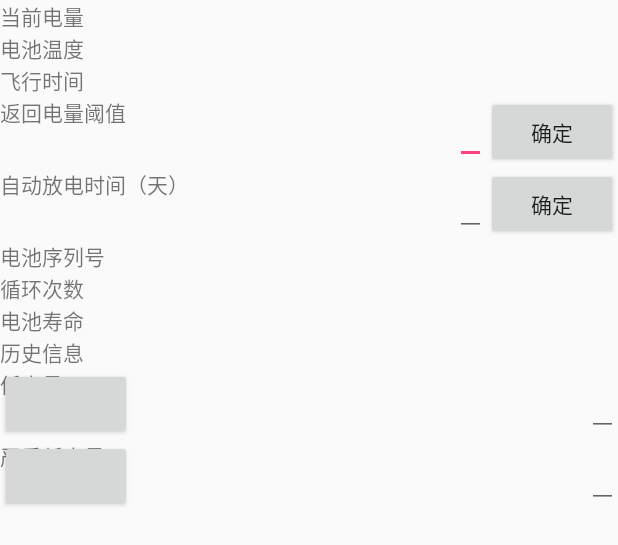
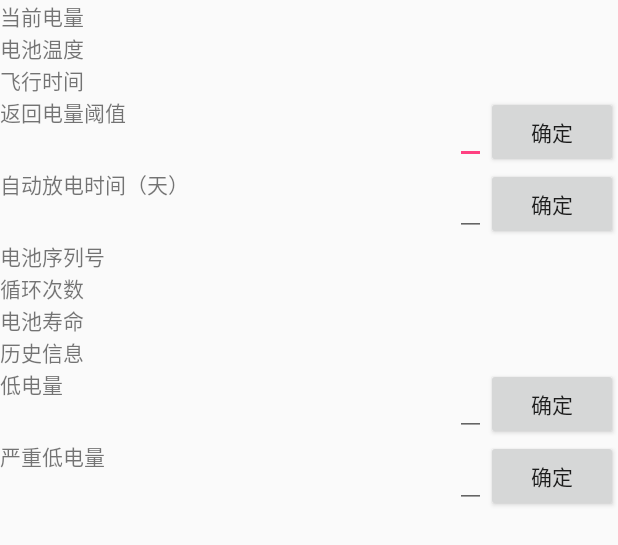
Before and after one commit to loveapple5/fpv-aircraft, an Android app: the layout fragment_battery_setting.xml on its own in the app's theme, with its tools: preview values and no code run, on a phone screen of 412 x 824 dp. Shown: the top 545 px of the screen. Run offline under Robolectric (Android 15) with nearby library versions, the phone set to English and light mode, and no system bars.

Commit message:
空指针

```diff
--- a/app/src/main/java/com/dji/FPVDemo/fragment/BatterySettingFragment.java
+++ b/app/src/main/java/com/dji/FPVDemo/fragment/BatterySettingFragment.java
@@ -83,6 +83,7 @@ public class BatterySettingFragment extends Fragment {
                 case MSG_TYPE_BATTERY_SERIAL_NUMBER:
                     String batterySerialNumber = msg.getData().getString("batterySerialNumber");
                     tvBatterySerialNumber.setText(batterySerialNumber);
+                    break;
                 case MSG_TYPE_BATTERY_HISTORY:
                     tvBatteryHistory.setText(msg.obj.toString());
                     break;
@@ -150,8 +151,10 @@ public class BatterySettingFragment extends Fragment {
             @Override
             public void onClick(View view) {
                 String strLevel = etBatteryLowLevel.getText().toString();
-                int level = Integer.parseInt(strLevel);
-                djiFlightController.setGoHomeBatteryThreshold(level, null);
+                if(!strLevel.isEmpty()) {
+                    int level = Integer.parseInt(strLevel);
+                    djiFlightController.setGoHomeBatteryThreshold(level, null);
+                }
             }
         });
 
@@ -161,8 +164,11 @@ public class BatterySettingFragment extends Fragment {
             @Override
             public void onClick(View view) {
                 String strLevel = etBatteryVeryLowLevel.getText().toString();
-                int level = Integer.parseInt(strLevel);
-                djiFlightController.setLandImmediatelyBatteryThreshold(level, null);
+                if(!strLevel.isEmpty()) {
+                    int level = Integer.parseInt(strLevel);
+                    djiFlightController.setLandImmediatelyBatteryThreshold(level, null);
+                }
+
             }
         });
     }
--- a/app/src/main/res/layout/fragment_battery_setting.xml
+++ b/app/src/main/res/layout/fragment_battery_setting.xml
@@ -57,6 +57,7 @@
     <RelativeLayout
         android:layout_width="match_parent"
         android:layout_height="wrap_content">
+
         <TextView
             android:layout_width="wrap_content"
             android:layout_height="wrap_content"
@@ -67,17 +68,19 @@
             android:layout_width="wrap_content"
             android:layout_height="wrap_content"
             android:layout_alignParentEnd="true"
-            android:text="@string/confirm"/>
+            android:text="@string/confirm" />
+
         <EditText
             android:id="@+id/et_smart_go_home_threshold"
             android:layout_width="wrap_content"
             android:layout_height="wrap_content"
-            android:layout_toStartOf="@id/btn_smart_go_home_threshold"/>
+            android:layout_toStartOf="@id/btn_smart_go_home_threshold" />
     </RelativeLayout>
 
     <RelativeLayout
         android:layout_width="match_parent"
         android:layout_height="wrap_content">
+
         <TextView
             android:layout_width="wrap_content"
             android:layout_height="wrap_content"
@@ -88,12 +91,13 @@
             android:layout_width="wrap_content"
             android:layout_height="wrap_content"
             android:layout_alignParentEnd="true"
-            android:text="@string/confirm"/>
+            android:text="@string/confirm" />
+
         <EditText
             android:id="@+id/et_discharge"
             android:layout_width="wrap_content"
             android:layout_height="wrap_content"
-            android:layout_toStartOf="@id/btn_discharge"/>
+            android:layout_toStartOf="@id/btn_discharge" />
     </RelativeLayout>
 
     <RelativeLayout
@@ -172,12 +176,16 @@
         <Button
             android:id="@+id/btn_battery_low_level"
             android:layout_width="wrap_content"
-            android:layout_height="wrap_content" />
+            android:layout_height="wrap_content"
+            android:layout_alignParentEnd="true"
+            android:text="@string/confirm" />
+
         <EditText
             android:id="@+id/tv_battery_low_level"
             android:layout_width="wrap_content"
             android:layout_height="wrap_content"
-            android:layout_alignParentEnd="true" />
+            android:layout_toStartOf="@id/btn_battery_low_level"
+            android:inputType="number" />
     </RelativeLayout>
 
     <RelativeLayout
@@ -192,12 +200,16 @@
         <Button
             android:id="@+id/btn_battery_very_low_level"
             android:layout_width="wrap_content"
-            android:layout_height="wrap_content" />
+            android:layout_height="wrap_content"
+            android:layout_alignParentEnd="true"
+            android:text="@string/confirm" />
+
         <EditText
             android:id="@+id/tv_battery_very_low_level"
             android:layout_width="wrap_content"
             android:layout_height="wrap_content"
-            android:layout_alignParentEnd="true" />
+            android:layout_toStartOf="@id/btn_battery_very_low_level"
+            android:inputType="number" />
     </RelativeLayout>
 
 </LinearLayout>
```
